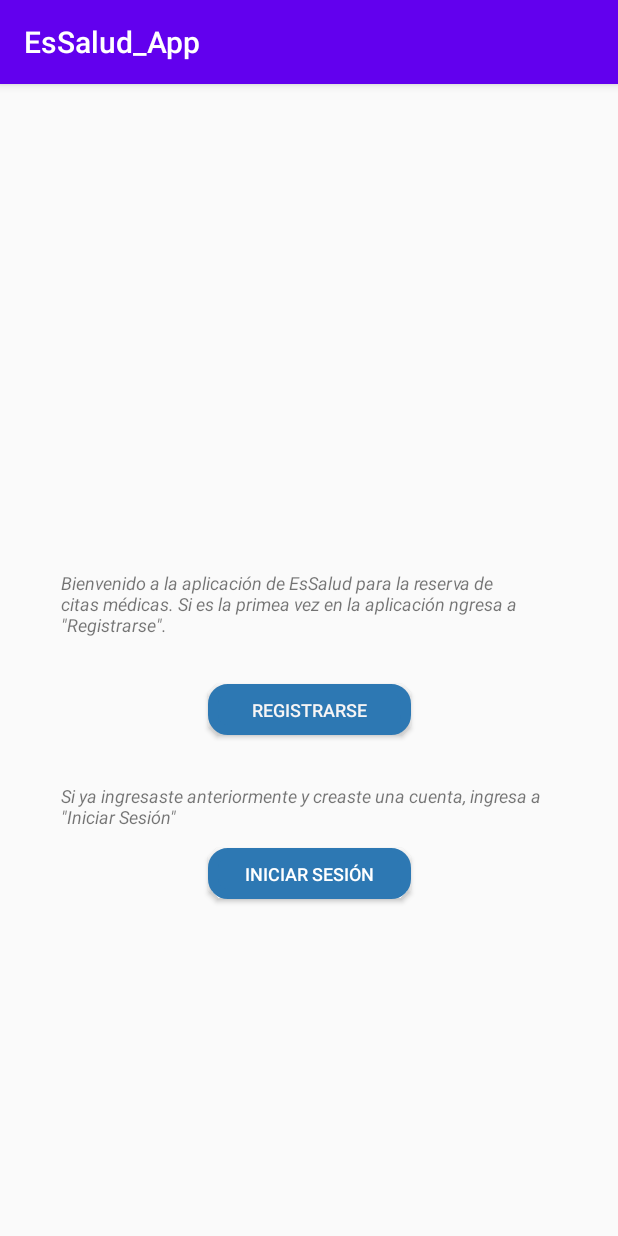
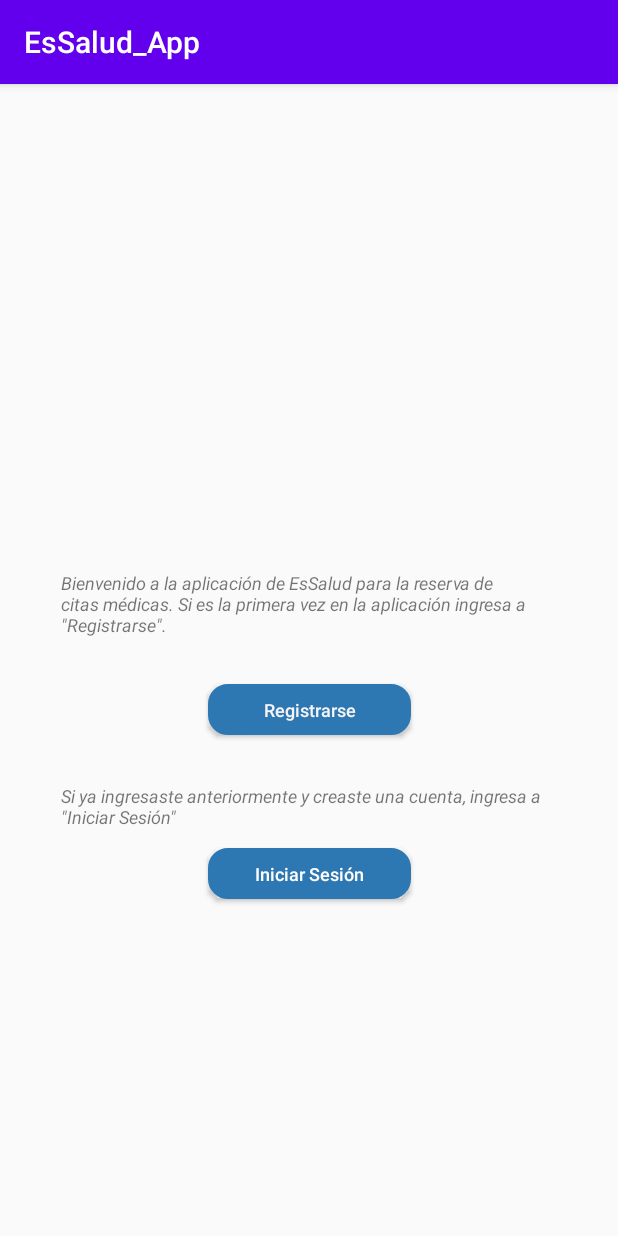
Before and after one commit to Lucia9743/EsSalud_App, an Android app: the Inicio_Registro screen opened directly, with no data from a screen before it, on a phone screen of 412 x 824 dp. Run offline under Robolectric (Android 15) with nearby library versions, the phone set to English and light mode, and no system bars.

Commit message:
Pnatalla inicio registro completa (diseño)

```diff
--- a/app/src/main/res/layout/activity_inicio__registro.xml
+++ b/app/src/main/res/layout/activity_inicio__registro.xml
@@ -10,7 +10,7 @@
         android:id="@+id/textView"
         android:layout_width="330dp"
         android:layout_height="64dp"
-        android:text='Bienvenido a la aplicación de EsSalud para la reserva de citas médicas. Si es la primea vez en la aplicación ngresa a "Registrarse".  '
+        android:text='Bienvenido a la aplicación de EsSalud para la reserva de citas médicas. Si es la primera vez en la aplicación ingresa a "Registrarse".  '
         android:textSize="12sp"
         android:textStyle="italic"
         app:layout_constraintEnd_toEndOf="parent"
@@ -25,7 +25,7 @@
         android:layout_marginTop="12dp"
         android:background="@drawable/boton_ovalo"
         android:text="Registrarse"
-        android:textAllCaps="true"
+        android:textAllCaps="false"
         android:textColor="#FAFAF7F6"
         android:textColorLink="#2196F3"
         android:textSize="12sp"
@@ -52,6 +52,7 @@
         android:layout_height="34dp"
         android:background="@drawable/boton_ovalo"
         android:text="Iniciar Sesión"
+        android:textAllCaps="false"
         android:textColor="#FFFFFF"
         android:textColorLink="#2196F3"
         android:textSize="12sp"
```
